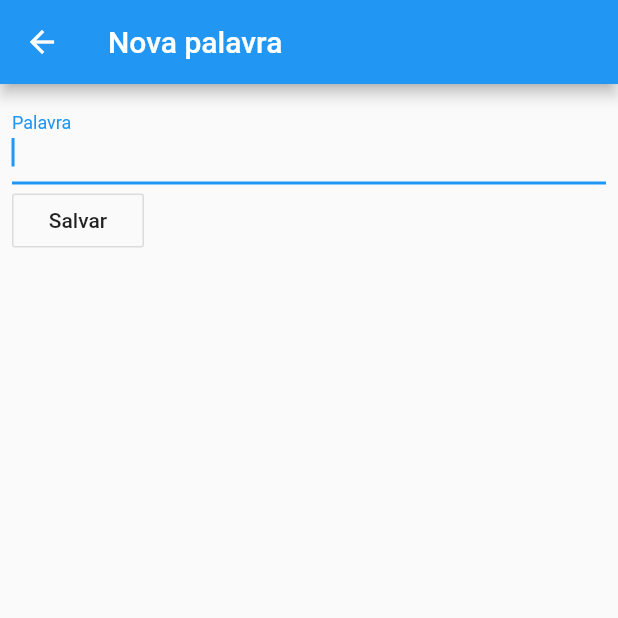
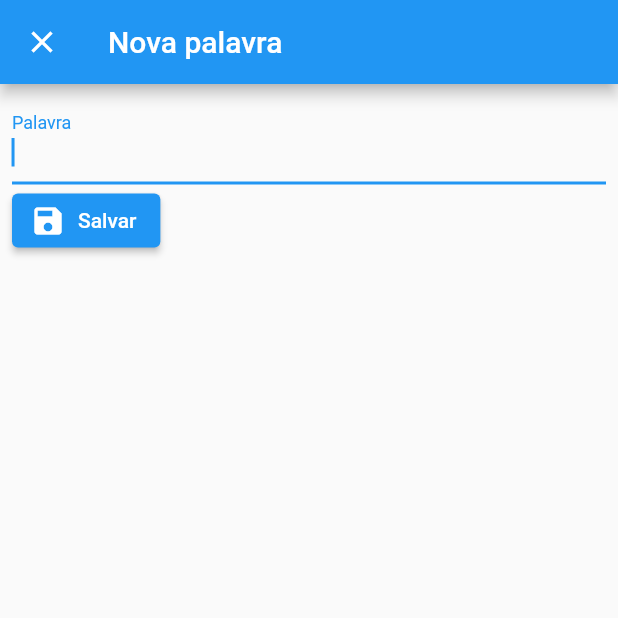
Before and after one commit to leandrofabianjr/esqueci, a Flutter app: the screen it shows after launch, after a tap on the "add" icon, on a phone screen of 412 x 824 dp, the top half of it. Run offline on Flutter 3.47's test engine with Material 2 defaults, Android fonts, the phone set to English and light mode, and no system bars; our stand-ins replace hive, hive_flutter; accounts and stored records are empty.

```diff
--- a/lib/pages/home_page.dart
+++ b/lib/pages/home_page.dart
@@ -19,7 +19,10 @@ class HomePage extends StatelessWidget {
       floatingActionButton: FloatingActionButton(
         child: const Icon(Icons.add),
         onPressed: () => Navigator.of(context).push(
-          MaterialPageRoute(builder: (context) => const RecordsNewPage()),
+          MaterialPageRoute(
+            builder: (context) => const RecordsNewPage(),
+            fullscreenDialog: true,
+          ),
         ),
       ),
     );
--- a/lib/pages/records_new_page.dart
+++ b/lib/pages/records_new_page.dart
@@ -54,8 +54,9 @@ class _RecordsNewPageState extends State<RecordsNewPage> {
                       });
                     },
                   ),
-                  OutlineButton(
-                    child: const Text("Salvar"),
+                  ElevatedButton.icon(
+                    label: const Text("Salvar"),
+                    icon: const Icon(Icons.save),
                     onPressed: onFormSubmit,
                   ),
                 ],
```
Also changed, not shown: 1 other file.
